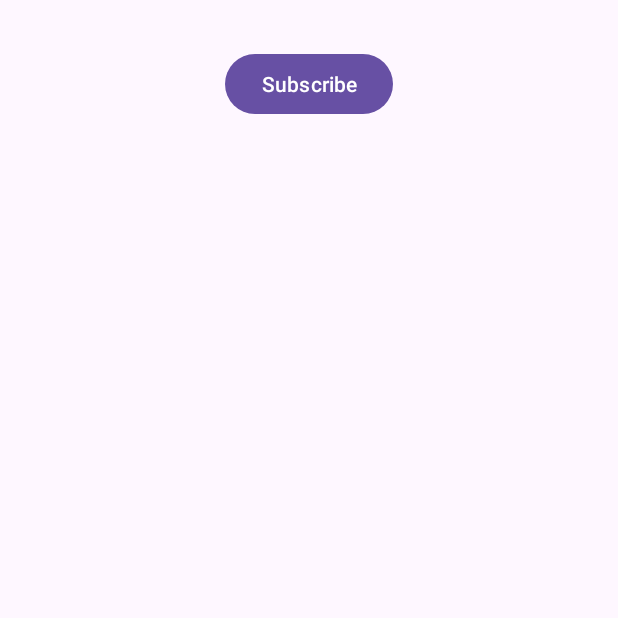
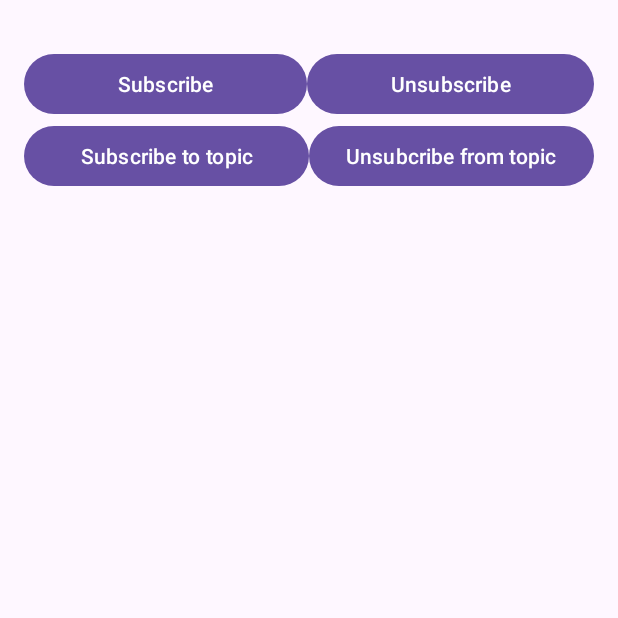
Before and after one commit to oliverrknox/pulse, an Android app: the screen it shows after launch (MainActivity), after a tap on "Subscribe", on a phone screen of 412 x 824 dp, the top half of it. Run offline under Robolectric (Android 15) with nearby library versions, the phone set to English and light mode, and no system bars; network calls fail.

Commit message:
Add buttons for remaining endpoints

```diff
--- a/android/app/src/main/java/net/gb/knox/pulse/android/MainActivity.java
+++ b/android/app/src/main/java/net/gb/knox/pulse/android/MainActivity.java
@@ -20,6 +20,7 @@ import com.google.firebase.messaging.FirebaseMessaging;
 
 import net.gb.knox.pulse.android.service.MessageService;
 
+import java.io.IOException;
 import java.io.OutputStream;
 import java.net.HttpURLConnection;
 import java.net.URL;
@@ -48,6 +49,15 @@ public class MainActivity extends AppCompatActivity {
 
         Button subscribeButton = findViewById(R.id.subscribe);
         subscribeButton.setOnClickListener(v -> subscribe(MessageService.getToken()));
+
+        Button unsubscribeButton = findViewById(R.id.unsubscribe);
+        unsubscribeButton.setOnClickListener(v -> unsubscribe(MessageService.getToken()));
+
+        Button subscribeToTopicButton = findViewById(R.id.subscribe_to_topic);
+        subscribeToTopicButton.setOnClickListener(v -> subscribeToTopic(MessageService.getToken()));
+
+        Button unsubscribeFromTopicButton = findViewById(R.id.unsubscribe_from_topic);
+        unsubscribeFromTopicButton.setOnClickListener(v -> unsubscribeFromTopic(MessageService.getToken()));
 
         FirebaseApp.initializeApp(this);
         FirebaseMessaging.getInstance().getToken().addOnCompleteListener(task -> {
@@ -78,23 +88,58 @@ public class MainActivity extends AppCompatActivity {
     }
 
     private void subscribe(String token) {
-        Log.d(TAG, "Sending token to server...");
+        Log.d(TAG, "Subscribing to server...");
+        sendRequest("POST", "https://10.0.2.2:8080/subscribe", (conn -> {
+            String jsonInputString = "{\"registrationToken\": \"" + token + "\"}";
+            Log.d(TAG, "Request body: " + jsonInputString);
+
+            OutputStream os = conn.getOutputStream();
+            byte[] input = jsonInputString.getBytes(StandardCharsets.UTF_8);
+            os.write(input, 0, input.length);
+        }));
+    }
+
+    private void unsubscribe(String token) {
+        Log.d(TAG, "Unsubscribe to server...");
+        sendRequest("DELETE", "https://10.0.2.2:8080/unsubscribe/" + token);
+    }
+
+    private void subscribeToTopic(String token) {
+        Log.d(TAG, "Subscribing to topic on server...");
+        sendRequest("POST", "https://10.0.2.2:8080/subscribe/topic/pulse", (conn -> {
+            String jsonInputString = "{\"registrationToken\": \"" + token + "\"}";
+            Log.d(TAG, "Request body: " + jsonInputString);
+
+            OutputStream os = conn.getOutputStream();
+            byte[] input = jsonInputString.getBytes(StandardCharsets.UTF_8);
+            os.write(input, 0, input.length);
+        }));
+    }
+
+    private void unsubscribeFromTopic(String token) {
+        Log.d(TAG, "Unsubscribe from topic on server...");
+        sendRequest("DELETE", "https://10.0.2.2:8080/unsubscribe/" + token + "/topic/pulse");
+    }
+
+    private void sendRequest(String method, String path) {
+        sendRequest(method, path, (conn) -> {});
+    }
+
+    @FunctionalInterface
+    public interface RequestBody {
+        void apply(HttpURLConnection connection) throws IOException;
+    }
+
+    private void sendRequest(String method, String path, RequestBody requestBody) {
         executorService.execute(() -> {
             try {
-                URL url = new URL("https://10.0.2.2:8080/subscribe"); // Use the appropriate URL
+                URL url = new URL(path);
                 HttpURLConnection conn = (HttpURLConnection) url.openConnection();
-                conn.setRequestMethod("POST");
+                conn.setRequestMethod(method);
                 conn.setRequestProperty("Content-Type", "application/json; charset=UTF-8");
                 conn.setDoOutput(true);
 
-                String jsonInputString = "{\"registrationToken\": \"" + token + "\"}";
-
-                Log.d(TAG, "Request body: " + jsonInputString);
-
-                try (OutputStream os = conn.getOutputStream()) {
-                    byte[] input = jsonInputString.getBytes(StandardCharsets.UTF_8);
-                    os.write(input, 0, input.length);
-                }
+                requestBody.apply(conn);
 
                 int responseCode = conn.getResponseCode();
                 Log.d(TAG, "Response code: " + responseCode);
@@ -106,5 +151,4 @@ public class MainActivity extends AppCompatActivity {
         });
     }
 
-
 }
--- a/android/app/src/main/res/layout/activity_main.xml
+++ b/android/app/src/main/res/layout/activity_main.xml
@@ -7,16 +7,56 @@
     android:layout_height="match_parent"
     tools:context=".MainActivity">
 
-    <Button
-        android:id="@+id/subscribe"
-        android:layout_width="wrap_content"
-        android:layout_height="wrap_content"
-        android:layout_marginStart="32dp"
+    <LinearLayout
+        android:layout_width="match_parent"
+        android:layout_height="match_parent"
+        android:layout_marginStart="16dp"
         android:layout_marginTop="32dp"
-        android:layout_marginEnd="32dp"
-        android:text="Subscribe"
+        android:layout_marginEnd="16dp"
+        android:layout_marginBottom="32dp"
+        android:orientation="vertical"
+        app:layout_constraintBottom_toBottomOf="parent"
         app:layout_constraintEnd_toEndOf="parent"
         app:layout_constraintStart_toStartOf="parent"
-        app:layout_constraintTop_toTopOf="parent" />
+        app:layout_constraintTop_toTopOf="parent">
 
+        <LinearLayout
+            android:layout_width="match_parent"
+            android:layout_height="wrap_content"
+            android:orientation="horizontal">
+
+            <Button
+                android:id="@+id/subscribe"
+                android:layout_width="191dp"
+                android:layout_height="wrap_content"
+                android:layout_weight="1"
+                android:text="Subscribe" />
+
+            <Button
+                android:id="@+id/unsubscribe"
+                android:layout_width="191dp"
+                android:layout_height="wrap_content"
+                android:text="Unsubscribe" />
+        </LinearLayout>
+
+        <LinearLayout
+            android:layout_width="match_parent"
+            android:layout_height="match_parent"
+            android:orientation="horizontal">
+
+            <Button
+                android:id="@+id/subscribe_to_topic"
+                android:layout_width="191dp"
+                android:layout_height="wrap_content"
+                android:layout_weight="1"
+                android:text="Subscribe to topic" />
+
+            <Button
+                android:id="@+id/unsubscribe_from_topic"
+                android:layout_width="191dp"
+                android:layout_height="wrap_content"
+                android:layout_weight="1"
+                android:text="Unsubcribe from topic" />
+        </LinearLayout>
+    </LinearLayout>
 </androidx.constraintlayout.widget.ConstraintLayout>
```
